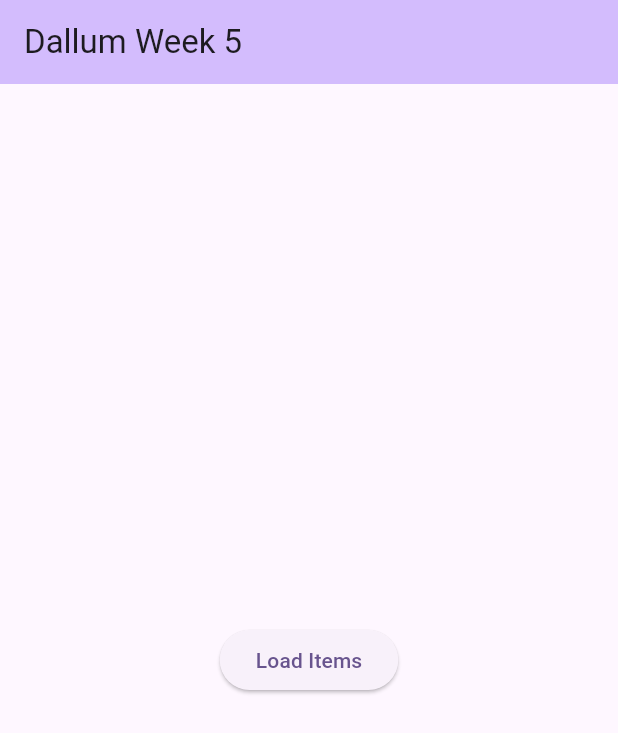
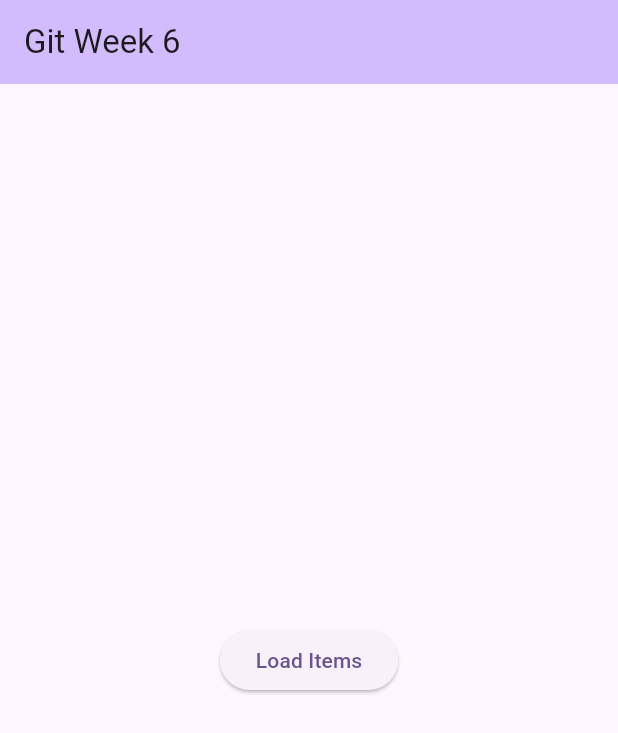
Before and after one commit to ZachDallum/Cmsc2204_Week5, a Flutter app: the screen it shows after launch, on a phone screen of 412 x 824 dp. Shown: the top 733 px of the screen. Run offline on Flutter 3.47's test engine with Material 2 defaults, Android fonts, the phone set to English and light mode, and no system bars.

Commit message:
chaged the header

```diff
--- a/lib/main.dart
+++ b/lib/main.dart
@@ -15,7 +15,7 @@ class MyApp extends StatelessWidget {
         colorScheme: ColorScheme.fromSeed(seedColor: Colors.deepPurple),
         useMaterial3: true,
       ),
-      home: const MyHomePage(title: 'Dallum Week 5'),
+      home: const MyHomePage(title: 'Git Week 6'),
     );
   }
 }
```
